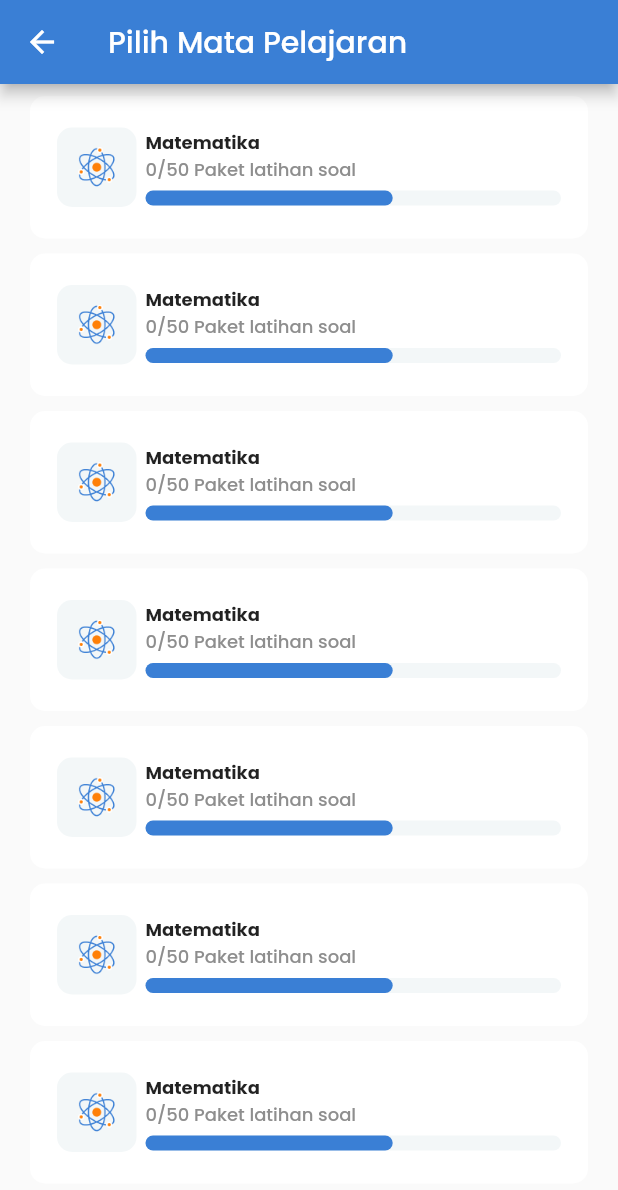
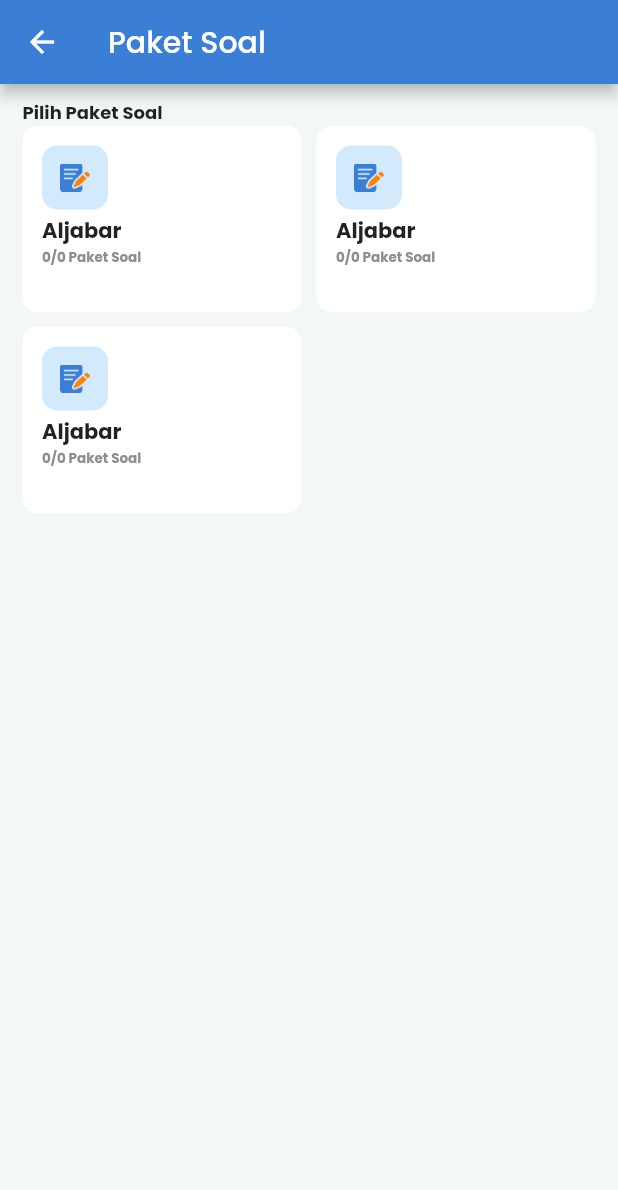
Before and after one commit to raihanandika/LatSol, a Flutter app: the MapelPage screen opened by its route, after a tap on "Matematika", on a phone screen of 412 x 824 dp. Shown: the top 1190 px of the screen. Run offline on Flutter 3.47's test engine with Material 2 defaults, Android fonts, the phone set to English and light mode, and no system bars; our stand-ins replace google_fonts.

Commit message:
slicing paket soal page

```diff
--- a/lib/constants/R/assets.dart
+++ b/lib/constants/R/assets.dart
@@ -10,4 +10,5 @@ class Assets {
   String imgHome = "assets/img_home.png";
   String icAtom = "assets/ic_atom.png";
   String bannerHome = "assets/img_banner.png";
+  String icNote = "assets/ic_note.png";
 }
--- a/lib/main.dart
+++ b/lib/main.dart
@@ -1,6 +1,7 @@
 import 'package:final_project_ujian_soal/constants/r.dart';
 import 'package:final_project_ujian_soal/view/login_page.dart';
 import 'package:final_project_ujian_soal/view/main/latihan_soal/mapel_page.dart';
+import 'package:final_project_ujian_soal/view/main/latihan_soal/paket_soal.dart';
 import 'package:final_project_ujian_soal/view/main_page.dart';
 import 'package:final_project_ujian_soal/view/register_page.dart';
 import 'package:final_project_ujian_soal/view/splash_scrren.dart';
@@ -28,7 +29,8 @@ class MyApp extends StatelessWidget {
         LoginPage.route: (context) => const LoginPage(),
         RegisterPage.route: (context) => const RegisterPage(),
         MainPage.route: (context) => const MainPage(),
-        MapelPage.route: (context) => const MapelPage()
+        MapelPage.route: (context) => const MapelPage(),
+        PaketSoalPage.route: (context) => const PaketSoalPage(),
       },
     );
   }
--- a/lib/view/main/latihan_soal/mapel_page.dart
+++ b/lib/view/main/latihan_soal/mapel_page.dart
@@ -1,4 +1,5 @@
 import 'package:final_project_ujian_soal/view/main/latihan_soal/home_page.dart';
+import 'package:final_project_ujian_soal/view/main/latihan_soal/paket_soal.dart';
 import 'package:flutter/material.dart';
 
 class MapelPage extends StatelessWidget {
@@ -15,7 +16,9 @@ class MapelPage extends StatelessWidget {
         padding: const EdgeInsets.symmetric(horizontal: 20, vertical: 8),
         child: ListView.builder(itemBuilder: (context, index) {
           return GestureDetector(
-            onTap: () {},
+            onTap: () {
+              Navigator.of(context).pushNamed(PaketSoalPage.route);
+            },
             child: MapelWidget(),
           );
         }),
--- /dev/null
+++ b/lib/view/main/latihan_soal/paket_soal.dart
@@ -0,0 +1,90 @@
+import 'package:final_project_ujian_soal/constants/r.dart';
+import 'package:flutter/material.dart';
+
+class PaketSoalPage extends StatefulWidget {
+  const PaketSoalPage({Key? key}) : super(key: key);
+  static String route = "paket_soal_page";
+
+  @override
+  State<PaketSoalPage> createState() => _PaketSoalPageState();
+}
+
+class _PaketSoalPageState extends State<PaketSoalPage> {
+  @override
+  Widget build(BuildContext context) {
+    return Scaffold(
+      backgroundColor: R.colors.grey,
+      appBar: AppBar(
+        title: const Text("Paket Soal"),
+      ),
+      body: Padding(
+        padding: const EdgeInsets.symmetric(horizontal: 15, vertical: 10),
+        child: Column(
+          crossAxisAlignment: CrossAxisAlignment.start,
+          children: [
+            const Text(
+              "Pilih Paket Soal",
+              style: TextStyle(fontWeight: FontWeight.bold, fontSize: 12),
+            ),
+            Expanded(
+              child: GridView.count(
+                mainAxisSpacing: 10,
+                crossAxisSpacing: 10,
+                crossAxisCount: 2,
+                childAspectRatio: 3 / 2,
+                children: const [
+                  PaketSoalWidget(),
+                  PaketSoalWidget(),
+                  PaketSoalWidget()
+                ],
+              ),
+            ),
+          ],
+        ),
+      ),
+    );
+  }
+}
+
+class PaketSoalWidget extends StatelessWidget {
+  const PaketSoalWidget({
+    Key? key,
+  }) : super(key: key);
+
+  @override
+  Widget build(BuildContext context) {
+    return Container(
+      decoration: BoxDecoration(
+        borderRadius: BorderRadius.circular(10),
+        color: Colors.white,
+      ),
+      // margin: const EdgeInsets.all(13.0),
+      padding: const EdgeInsets.all(13.0),
+      child: Column(
+        crossAxisAlignment: CrossAxisAlignment.start,
+        children: [
+          Container(
+            decoration: BoxDecoration(
+                borderRadius: BorderRadius.circular(10),
+                color: Colors.blue.withOpacity(0.2)),
+            padding: const EdgeInsets.all(12),
+            child: Image.asset(
+              R.assets.icNote,
+              width: 20,
+            ),
+          ),
+          const SizedBox(height: 4),
+          const Text(
+            "Aljabar",
+            style: TextStyle(fontWeight: FontWeight.bold),
+          ),
+          Text("0/0 Paket Soal",
+              style: TextStyle(
+                  fontWeight: FontWeight.bold,
+                  fontSize: 9,
+                  color: R.colors.greySubtitleHome))
+        ],
+      ),
+    );
+  }
+}
```
